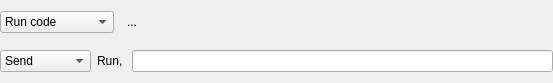
Before: the Qt Designer form ui/a2widget/a2hotkey/edit_func_widget.ui in ewerybody/a2, drawn with Qt 5.
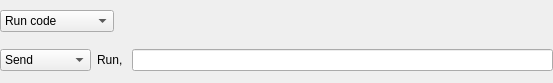
After: the same form once the commit is applied.

Patch:
```diff
--- a/ui/a2widget/a2hotkey/edit_func_widget.ui
+++ b/ui/a2widget/a2hotkey/edit_func_widget.ui
@@ -42,16 +42,10 @@
       </widget>
      </item>
      <item>
-      <widget class="QToolButton" name="function_button">
-       <property name="text">
-        <string notr="true">...</string>
-       </property>
+      <widget class="QToolButton" name="a2option_button">
        <property name="autoRaise">
         <bool>true</bool>
        </property>
-       <property name="arrowType">
-        <enum>Qt::NoArrow</enum>
-       </property>
       </widget>
      </item>
      <item>
```
